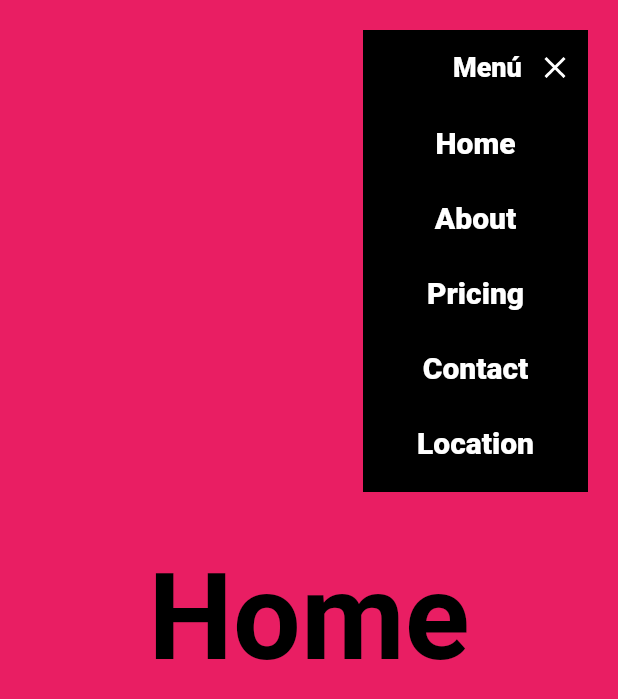
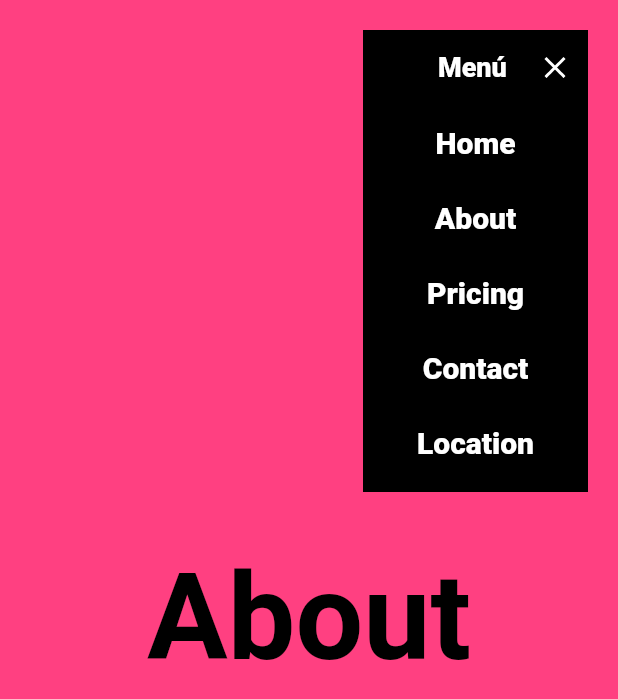
Before and after one commit to pipelin56/lading-page-flutter, a Flutter app: the screen it shows after launch, after a tap on "Menú", after a tap on "Home", on a phone screen of 412 x 824 dp. Shown: the top 699 px of the screen. Run offline on Flutter 3.47's test engine with Material 2 defaults, Android fonts, the phone set to English and light mode, and no system bars; our stand-ins replace animate_do, fluro, google_fonts; missing offline and left inert: dart:js.

Commit message:
Added Provider. Go to page when click on menu option

```diff
--- a/lib/main.dart
+++ b/lib/main.dart
@@ -1,14 +1,29 @@
 import 'package:flutter/material.dart';
+import 'package:landing_page_flutter/provider/page_provider.dart';
 import 'package:landing_page_flutter/router/custom_router.dart';
+import 'package:provider/provider.dart';
 
 void main() {
-  runApp(MyApp());
+  runApp(AppState());
 }
 
 class MyApp extends StatefulWidget {
   // This widget is the root of your application.
   @override
   _MyAppState createState() => _MyAppState();
+}
+
+class AppState extends StatelessWidget {
+  @override
+  Widget build(BuildContext context) {
+    return MultiProvider(
+      providers: [
+        ChangeNotifierProvider(create: (_) => PageProvider())
+      ],
+      child: MyApp(),
+    );
+  }
+
 }
 
 class _MyAppState extends State<MyApp> {
--- /dev/null
+++ b/lib/provider/page_provider.dart
@@ -0,0 +1,16 @@
+import 'package:flutter/material.dart';
+
+class PageProvider extends ChangeNotifier {
+
+  PageController scrollController = new PageController();
+
+  goTo(int index){
+    print('press! go to $index');
+    scrollController.animateToPage(
+      index,
+      duration: Duration(milliseconds: 300),
+      curve: Curves.easeInOut
+    );
+  }
+
+}
--- a/lib/router/router_handlers.dart
+++ b/lib/router/router_handlers.dart
@@ -7,5 +7,7 @@ import 'package:landing_page_flutter/ui/page/home_page.dart';
 
 final homeHandler = Handler(handlerFunc: (context, params){
 
-  return HomePage();
+  final String page = params['page']?.first ?? "/";
+  if(page != '/')
+    return HomePage();
 });
--- a/lib/ui/page/home_page.dart
+++ b/lib/ui/page/home_page.dart
@@ -1,10 +1,13 @@
+
 import 'package:flutter/material.dart';
+import 'package:landing_page_flutter/provider/page_provider.dart';
+import 'package:landing_page_flutter/ui/shared/custom_app_menu_widget.dart';
 import 'package:landing_page_flutter/ui/view/about_view.dart';
 import 'package:landing_page_flutter/ui/view/contact_view.dart';
 import 'package:landing_page_flutter/ui/view/home_view.dart';
 import 'package:landing_page_flutter/ui/view/location_view.dart';
 import 'package:landing_page_flutter/ui/view/pricing_view.dart';
-import 'package:landing_page_flutter/ui/shared/custom_app_menu_widget.dart';
+import 'package:provider/provider.dart';
 
 class HomePage extends StatelessWidget {
   const HomePage
@@ -44,9 +47,15 @@ class HomePage extends StatelessWidget {
   }
 
 class _HomeBody extends StatelessWidget {
+
+
   @override
   Widget build(BuildContext context) {
+
+  final pageProvider = Provider.of<PageProvider>(context, listen: false);
+
     return PageView(
+      controller: pageProvider.scrollController,
       scrollDirection: Axis.vertical,
       children: [
         HomeView(),
--- a/lib/ui/shared/custom_app_menu_widget.dart
+++ b/lib/ui/shared/custom_app_menu_widget.dart
@@ -1,6 +1,8 @@
 import 'package:flutter/material.dart';
 import 'package:google_fonts/google_fonts.dart';
+import 'package:landing_page_flutter/provider/page_provider.dart';
 import 'package:landing_page_flutter/ui/shared/custom_menu_item.dart';
+import 'package:provider/provider.dart';
 
 class CustomAppMenuWidget extends StatefulWidget {
 
@@ -21,6 +23,9 @@ class _CustomAppMenuWidgetState extends State<CustomAppMenuWidget> with SingleTi
 
   @override
   Widget build(BuildContext context) {
+
+    final pageProvider = Provider.of<PageProvider>(context, listen: false);
+
     return MouseRegion(
       cursor: SystemMouseCursors.click,
       child: GestureDetector(
@@ -42,11 +47,11 @@ class _CustomAppMenuWidgetState extends State<CustomAppMenuWidget> with SingleTi
               _MenuTitle(menuIsOpen: menuIsOpen, controller: controller),
               if (menuIsOpen)
               ...[
-                CustomMenuItemWidget(text: 'Home', onPressed: (){}),
-                CustomMenuItemWidget(text: 'About', onPressed: (){}),
-                CustomMenuItemWidget(text: 'Pricing', onPressed: (){}),
-                CustomMenuItemWidget(text: 'Contact', onPressed: (){}),
-                CustomMenuItemWidget(text: 'Location', onPressed: (){}),
+                CustomMenuItemWidget(text: 'Home', delay: 60, onPressed: () => pageProvider.goTo(1)),
+                CustomMenuItemWidget(text: 'About', delay: 120, onPressed: () => pageProvider.goTo(2)),
+                CustomMenuItemWidget(text: 'Pricing', delay: 180, onPressed: () => pageProvider.goTo(3)),
+                CustomMenuItemWidget(text: 'Contact', delay: 240, onPressed: () => pageProvider.goTo(4)),
+                CustomMenuItemWidget(text: 'Location', delay: 300, onPressed: () => pageProvider.goTo(5)),
                 SizedBox(height: 8,)
               ]
             ]
@@ -77,7 +82,7 @@ class _MenuTitle extends StatelessWidget {
           AnimatedContainer(
             duration: Duration(milliseconds: 200),
             curve: Curves.easeIn,
-            width: menuIsOpen ? 50 : 0,),
+            width: menuIsOpen ? 40 : 0,),
           Text('Menú', style: GoogleFonts.roboto(color: Colors.white, fontSize: 18,
           decoration: TextDecoration.none
            ),),
--- a/lib/ui/shared/custom_menu_item.dart
+++ b/lib/ui/shared/custom_menu_item.dart
@@ -1,14 +1,17 @@
+import 'package:animate_do/animate_do.dart';
 import 'package:flutter/material.dart';
 import 'package:google_fonts/google_fonts.dart';
 
 class CustomMenuItemWidget extends StatefulWidget {
 
   final String text;
+  final int delay;
   final Function onPressed;
 
   CustomMenuItemWidget({
     Key? key,
     required this.text,
+    required this.delay,
     required this.onPressed
     }) : super(key: key);
 
@@ -23,11 +26,14 @@ class _CustomMenuItemWidgetState extends State<CustomMenuItemWidget> {
 
   @override
   Widget build(BuildContext context) {
-    return MouseRegion(
+    return FadeInDown(
+      from: 10,
+      duration: Duration(milliseconds: widget.delay),
+      child: MouseRegion(
         onEnter: (_) => setState(() => isHover = true),
         onExit: (_) => setState(() => isHover = false),
         child: GestureDetector(
-        onTap: () => widget.onPressed ,
+          onTap: () => widget.onPressed(),
           child: AnimatedContainer(
             duration: Duration(milliseconds: 300),
             width: 150,
@@ -45,6 +51,7 @@ class _CustomMenuItemWidgetState extends State<CustomMenuItemWidget> {
             ),
           ),
         ),
+      ),
     );
   }
 }
--- a/pubspec.yaml
+++ b/pubspec.yaml
@@ -23,9 +23,11 @@ environment:
 dependencies:
   flutter:
     sdk: flutter
+  animate_do: ^2.0.0
   cupertino_icons: ^1.0.2
   fluro: ^2.0.3
   google_fonts: ^2.1.0
+  provider: ^5.0.0
 
 dev_dependencies:
   flutter_test:
```
Lines whose indentation alone changed are shown as unchanged.
